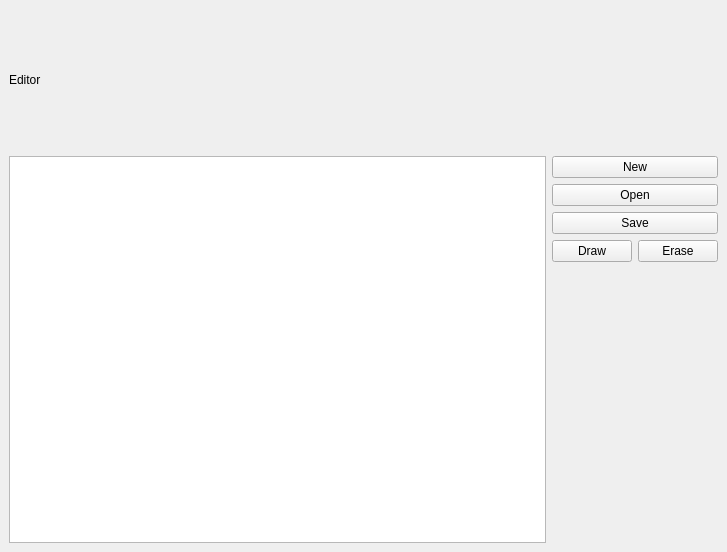
Above: Editor/ui/EditorScreen.ui from SCAPELLI/Wolfenstein3D before the change. Below: the same form after it.
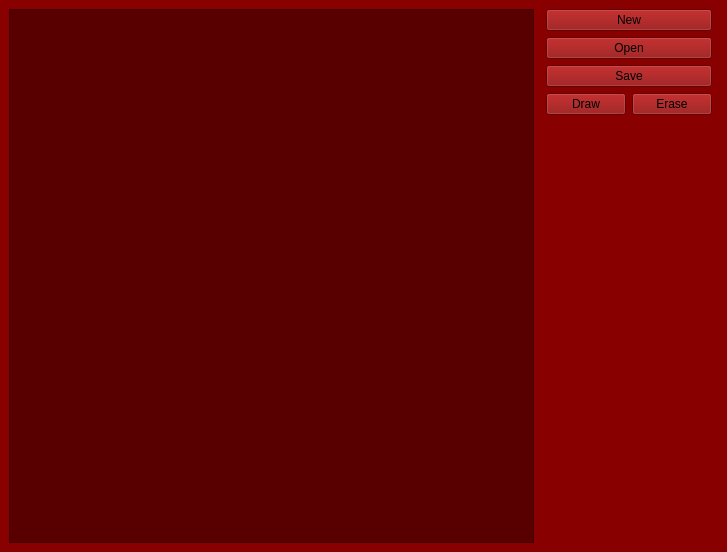
That is the form after the change.

```diff
--- a/Editor/ui/EditorScreen.ui
+++ b/Editor/ui/EditorScreen.ui
@@ -13,26 +13,12 @@
   <property name="windowTitle">
    <string>MainWindow</string>
   </property>
+  <property name="styleSheet">
+   <string notr="true">background: rgb(137, 0, 0)</string>
+  </property>
   <widget class="QWidget" name="centralwidget">
    <layout class="QGridLayout" name="gridLayout">
-    <item row="2" column="1" rowspan="2">
-     <layout class="QVBoxLayout" name="textureListLayout"/>
-    </item>
-    <item row="0" column="0">
-     <widget class="QLabel" name="label">
-      <property name="text">
-       <string>Editor</string>
-      </property>
-     </widget>
-    </item>
-    <item row="1" column="0" rowspan="3">
-     <layout class="QVBoxLayout" name="tilemapLayout">
-      <item>
-       <widget class="QGraphicsView" name="tilemap"/>
-      </item>
-     </layout>
-    </item>
-    <item row="1" column="1">
+    <item row="0" column="2">
      <layout class="QVBoxLayout" name="buttonLayout">
       <item>
        <widget class="QPushButton" name="newButton">
@@ -75,6 +61,24 @@
       </item>
      </layout>
     </item>
+    <item row="0" column="0" rowspan="3">
+     <layout class="QVBoxLayout" name="tilemapLayout">
+      <item>
+       <widget class="QGraphicsView" name="tilemap">
+        <property name="styleSheet">
+         <string notr="true">background: rgb(88, 0, 0)</string>
+        </property>
+       </widget>
+      </item>
+     </layout>
+    </item>
+    <item row="1" column="1" rowspan="2" colspan="3">
+     <layout class="QVBoxLayout" name="textureListLayout">
+      <property name="sizeConstraint">
+       <enum>QLayout::SetDefaultConstraint</enum>
+      </property>
+     </layout>
+    </item>
    </layout>
   </widget>
  </widget>
```
